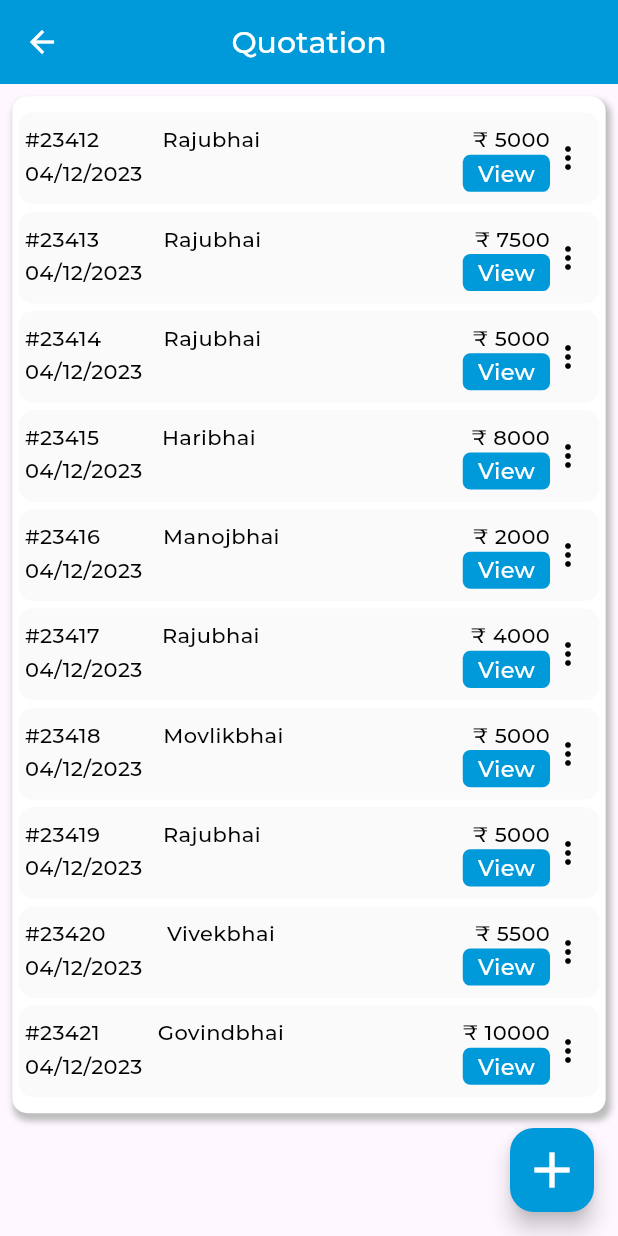
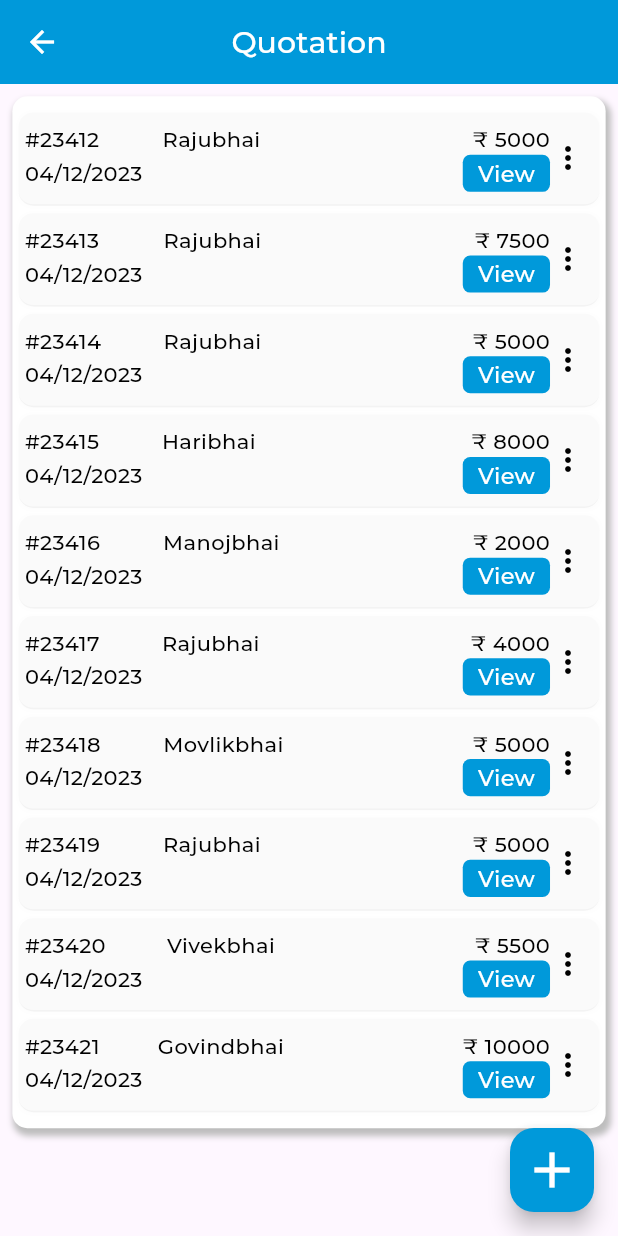
Before and after one commit to DarshanWelInfoWeb/watertank, a Flutter app: the QuotationList screen opened directly, on a phone screen of 412 x 824 dp. Run offline on Flutter 3.47's test engine with Material 3 defaults, Android fonts, the phone set to English and light mode, and no system bars; our stand-ins replace cached_network_image, connectivity, dio, flutter_easyloading, flutter_typeahead, fluttertoast and 9 more; missing offline and left inert: draggable_fab, number_to_words_english; accounts and stored records are empty.

Commit message:
Initial Commit

```diff
--- a/lib/view/screen/quotation/quotation_list.dart
+++ b/lib/view/screen/quotation/quotation_list.dart
@@ -70,7 +70,7 @@ class _QuotationListState extends State<QuotationList> {
             ListView.builder(
               shrinkWrap: true,
               scrollDirection: Axis.vertical,
-          physics: BouncingScrollPhysics(),
+              physics: const BouncingScrollPhysics(),
               itemCount: items.length,
               itemBuilder: (context, index) {
                 final item = items[index];
@@ -80,6 +80,15 @@ class _QuotationListState extends State<QuotationList> {
                   decoration: BoxDecoration(
                       color: Colors.grey.shade50,
                       borderRadius: const BorderRadius.all(Radius.circular(10)),
+                      border: Border(bottom: BorderSide(color: ColorResources.GREY.withOpacity(0.05))),
+                      boxShadow: [
+                        BoxShadow(
+                          blurRadius: 1,
+                          spreadRadius: 1,
+                          color: ColorResources.GREY.withOpacity(0.01),
+                          offset: const Offset(0.5, 0.5)
+                        ),
+                      ]
                   ),
                   child: Row(
                     children: [
```
Lines whose indentation alone changed are shown as unchanged.
